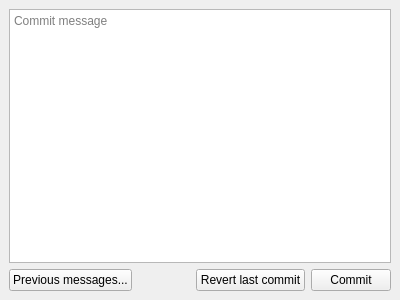
Qt form src/components/commit/commit.ui (feelx88/git-qui) before a commit.
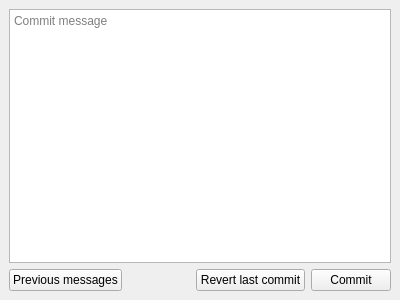
The same form after that commit.

Commit message: Fixed button text.

Diff of the .ui file:
```diff
--- a/src/components/commit/commit.ui
+++ b/src/components/commit/commit.ui
@@ -27,7 +27,7 @@
       <item>
        <widget class="QPushButton" name="pushButton_3">
         <property name="text">
-         <string>Previous messages...</string>
+         <string>Previous messages</string>
         </property>
         <property name="flat">
          <bool>false</bool>
```
